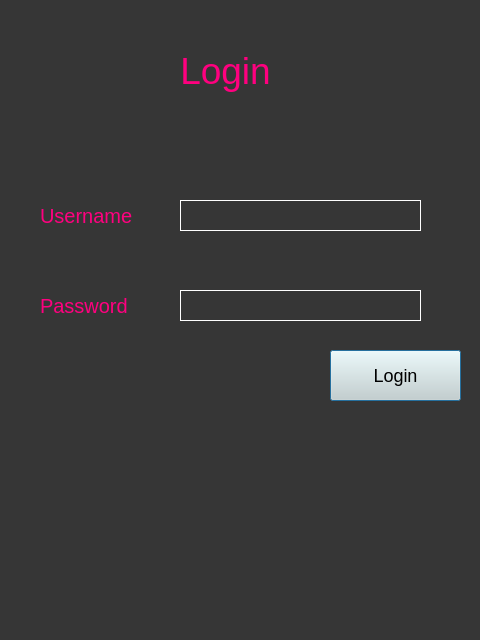
This is login.ui in dcfox2847/smsSpam as Qt 5 draws it before an edit. The edited form follows.
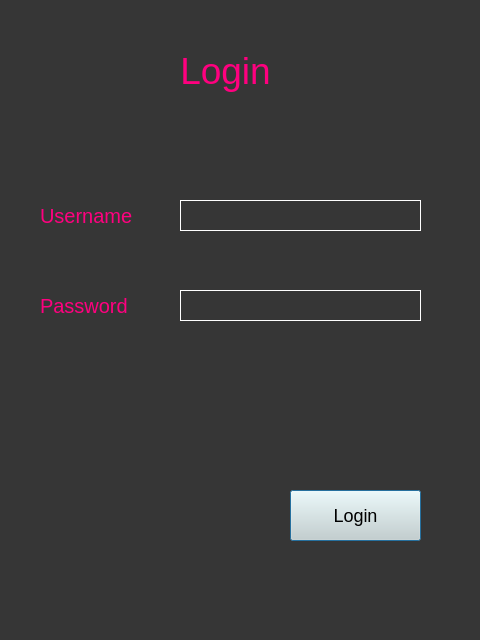
This is the edited form.

Diff of the .ui file:
```diff
--- a/login.ui
+++ b/login.ui
@@ -119,8 +119,8 @@
   <widget class="QPushButton" name="login_button">
    <property name="geometry">
     <rect>
-     <x>330</x>
-     <y>350</y>
+     <x>290</x>
+     <y>490</y>
      <width>131</width>
      <height>51</height>
     </rect>
```
